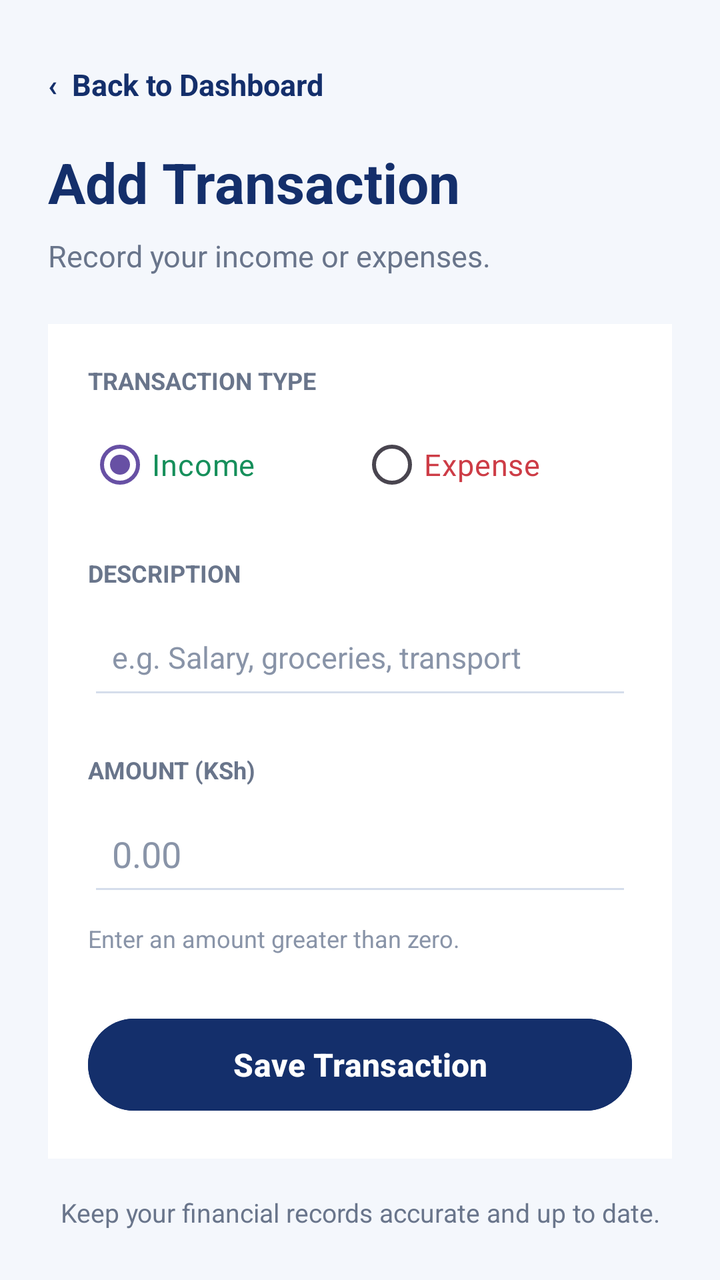
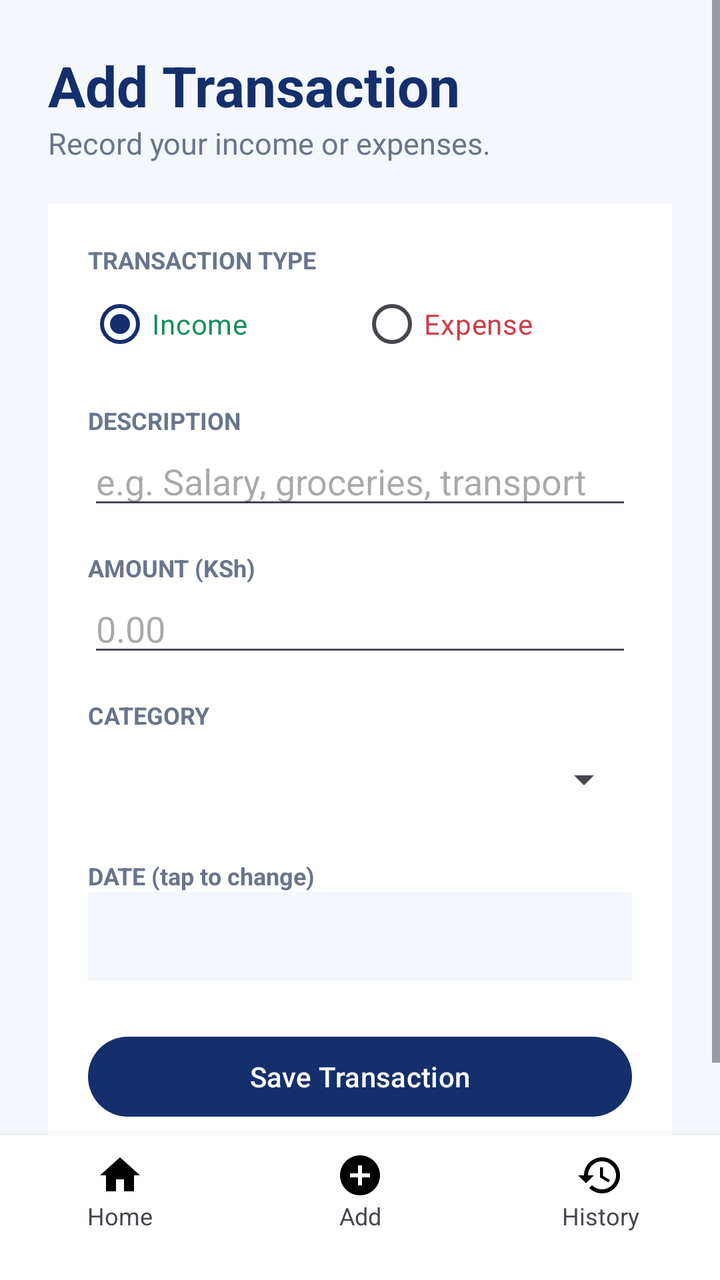

An Android layout rendered at two revisions. The XML below is the earlier revision; the diff shows what the commit changed to produce the second picture.
<!-- AndroidManifest.xml: application theme Theme.FinancialRecordManagement -->
<!-- res/layout/activity_add_transaction.xml -->
﻿<ScrollView xmlns:android="http://schemas.android.com/apk/res/android"
    android:layout_width="match_parent"
    android:layout_height="match_parent"
    android:background="#F4F7FC"
    android:fillViewport="true">

    <LinearLayout
        android:layout_width="match_parent"
        android:layout_height="wrap_content"
        android:orientation="vertical"
        android:padding="24dp">

        <TextView
            android:id="@+id/backButton"
            android:layout_width="wrap_content"
            android:layout_height="wrap_content"
            android:paddingTop="8dp"
            android:paddingBottom="20dp"
            android:text="‹  Back to Dashboard"
            android:textColor="#142F6B"
            android:textSize="15sp"
            android:textStyle="bold" />

        <TextView
            android:layout_width="match_parent"
            android:layout_height="wrap_content"
            android:text="Add Transaction"
            android:textColor="#142F6B"
            android:textSize="28sp"
            android:textStyle="bold" />

        <TextView
            android:layout_width="match_parent"
            android:layout_height="wrap_content"
            android:layout_marginTop="8dp"
            android:layout_marginBottom="24dp"
            android:text="Record your income or expenses."
            android:textColor="#69758B"
            android:textSize="15sp" />

        <LinearLayout
            android:layout_width="match_parent"
            android:layout_height="wrap_content"
            android:orientation="vertical"
            android:padding="20dp"
            android:background="#FFFFFF">

            <TextView
                android:layout_width="match_parent"
                android:layout_height="wrap_content"
                android:text="TRANSACTION TYPE"
                android:textColor="#69758B"
                android:textSize="12sp"
                android:textStyle="bold" />

            <RadioGroup
                android:id="@+id/transactionTypeGroup"
                android:layout_width="match_parent"
                android:layout_height="wrap_content"
                android:layout_marginTop="10dp"
                android:orientation="horizontal">

                <RadioButton
                    android:id="@+id/incomeRadio"
                    android:layout_width="0dp"
                    android:layout_height="wrap_content"
                    android:layout_weight="1"
                    android:checked="true"
                    android:buttonTint="#168F5B"
                    android:text="Income"
                    android:textColor="#168F5B"
                    android:textSize="15sp" />

                <RadioButton
                    android:id="@+id/expenseRadio"
                    android:layout_width="0dp"
                    android:layout_height="wrap_content"
                    android:layout_weight="1"
                    android:buttonTint="#CD3C46"
                    android:text="Expense"
                    android:textColor="#CD3C46"
                    android:textSize="15sp" />
            </RadioGroup>

            <TextView
                android:layout_width="match_parent"
                android:layout_height="wrap_content"
                android:layout_marginTop="22dp"
                android:text="DESCRIPTION"
                android:textColor="#69758B"
                android:textSize="12sp"
                android:textStyle="bold" />

            <EditText
                android:id="@+id/descriptionInput"
                android:layout_width="match_parent"
                android:layout_height="52dp"
                android:layout_marginTop="8dp"
                android:backgroundTint="#D5DDEB"
                android:hint="e.g. Salary, groceries, transport"
                android:inputType="textCapSentences"
                android:padding="12dp"
                android:textColor="#142F6B"
                android:textColorHint="#8994A8"
                android:textSize="15sp" />

            <TextView
                android:layout_width="match_parent"
                android:layout_height="wrap_content"
                android:layout_marginTop="22dp"
                android:text="AMOUNT (KSh)"
                android:textColor="#69758B"
                android:textSize="12sp"
                android:textStyle="bold" />

            <EditText
                android:id="@+id/amountInput"
                android:layout_width="match_parent"
                android:layout_height="52dp"
                android:layout_marginTop="8dp"
                android:backgroundTint="#D5DDEB"
                android:hint="0.00"
                android:inputType="numberDecimal"
                android:padding="12dp"
                android:textColor="#142F6B"
                android:textColorHint="#8994A8"
                android:textSize="18sp" />

            <TextView
                android:layout_width="match_parent"
                android:layout_height="wrap_content"
                android:layout_marginTop="8dp"
                android:text="Enter an amount greater than zero."
                android:textColor="#8994A8"
                android:textSize="12sp" />

            <Button
                android:id="@+id/saveTransactionButton"
                android:layout_width="match_parent"
                android:layout_height="54dp"
                android:layout_marginTop="28dp"
                android:backgroundTint="#142F6B"
                android:text="Save Transaction"
                android:textAllCaps="false"
                android:textColor="#FFFFFF"
                android:textSize="16sp"
                android:textStyle="bold" />

        </LinearLayout>

        <TextView
            android:layout_width="match_parent"
            android:layout_height="wrap_content"
            android:layout_marginTop="18dp"
            android:gravity="center"
            android:text="Keep your financial records accurate and up to date."
            android:textColor="#69758B"
            android:textSize="13sp" />

    </LinearLayout>

</ScrollView>
<!-- resources referenced by this layout -->
<resources>
  <style name="Theme.FinancialRecordManagement" parent="Base.Theme.FinancialRecordManagement" />
  <style name="Base.Theme.FinancialRecordManagement" parent="Theme.Material3.DayNight.NoActionBar">
          
          
      </style>
</resources>

<!-- the commit's change to res/layout/activity_add_transaction.xml (unified diff, before → after) -->
@@ -1,162 +1,199 @@
-﻿<ScrollView xmlns:android="http://schemas.android.com/apk/res/android"
+﻿<?xml version="1.0" encoding="utf-8"?>
+<LinearLayout xmlns:android="http://schemas.android.com/apk/res/android"
     android:layout_width="match_parent"
     android:layout_height="match_parent"
     android:background="#F4F7FC"
-    android:fillViewport="true">
+    android:orientation="vertical">
 
-    <LinearLayout
+    <ScrollView
         android:layout_width="match_parent"
-        android:layout_height="wrap_content"
-        android:orientation="vertical"
-        android:padding="24dp">
-
-        <TextView
-            android:id="@+id/backButton"
-            android:layout_width="wrap_content"
-            android:layout_height="wrap_content"
-            android:paddingTop="8dp"
-            android:paddingBottom="20dp"
-            android:text="‹  Back to Dashboard"
-            android:textColor="#142F6B"
-            android:textSize="15sp"
-            android:textStyle="bold" />
-
-        <TextView
-            android:layout_width="match_parent"
-            android:layout_height="wrap_content"
-            android:text="Add Transaction"
-            android:textColor="#142F6B"
-            android:textSize="28sp"
-            android:textStyle="bold" />
-
-        <TextView
-            android:layout_width="match_parent"
-            android:layout_height="wrap_content"
-            android:layout_marginTop="8dp"
-            android:layout_marginBottom="24dp"
-            android:text="Record your income or expenses."
-            android:textColor="#69758B"
-            android:textSize="15sp" />
+        android:layout_height="0dp"
+        android:layout_weight="1">
 
         <LinearLayout
             android:layout_width="match_parent"
             android:layout_height="wrap_content"
             android:orientation="vertical"
-            android:padding="20dp"
-            android:background="#FFFFFF">
+            android:padding="24dp"
+            android:paddingTop="40dp">
 
             <TextView
                 android:layout_width="match_parent"
                 android:layout_height="wrap_content"
-                android:text="TRANSACTION TYPE"
-                android:textColor="#69758B"
-                android:textSize="12sp"
+                android:text="Add Transaction"
+                android:textColor="#142F6B"
+                android:textSize="28sp"
                 android:textStyle="bold" />
-
-            <RadioGroup
-                android:id="@+id/transactionTypeGroup"
-                android:layout_width="match_parent"
-                android:layout_height="wrap_content"
-                android:layout_marginTop="10dp"
-                android:orientation="horizontal">
-
-                <RadioButton
-                    android:id="@+id/incomeRadio"
-                    android:layout_width="0dp"
-                    android:layout_height="wrap_content"
-                    android:layout_weight="1"
-                    android:checked="true"
-                    android:buttonTint="#168F5B"
-                    android:text="Income"
-                    android:textColor="#168F5B"
-                    android:textSize="15sp" />
-
-                <RadioButton
-                    android:id="@+id/expenseRadio"
-                    android:layout_width="0dp"
-                    android:layout_height="wrap_content"
-                    android:layout_weight="1"
-                    android:buttonTint="#CD3C46"
-                    android:text="Expense"
-                    android:textColor="#CD3C46"
-                    android:textSize="15sp" />
-            </RadioGroup>
 
             <TextView
                 android:layout_width="match_parent"
                 android:layout_height="wrap_content"
-                android:layout_marginTop="22dp"
-                android:text="DESCRIPTION"
+                android:layout_marginBottom="20dp"
+                android:text="Record your income or expenses."
                 android:textColor="#69758B"
-                android:textSize="12sp"
-                android:textStyle="bold" />
-
-            <EditText
-                android:id="@+id/descriptionInput"
-                android:layout_width="match_parent"
-                android:layout_height="52dp"
-                android:layout_marginTop="8dp"
-                android:backgroundTint="#D5DDEB"
-                android:hint="e.g. Salary, groceries, transport"
-                android:inputType="textCapSentences"
-                android:padding="12dp"
-                android:textColor="#142F6B"
-                android:textColorHint="#8994A8"
                 android:textSize="15sp" />
 
-            <TextView
+            <LinearLayout
                 android:layout_width="match_parent"
                 android:layout_height="wrap_content"
-                android:layout_marginTop="22dp"
-                android:text="AMOUNT (KSh)"
-                android:textColor="#69758B"
-                android:textSize="12sp"
-                android:textStyle="bold" />
+                android:background="#FFFFFF"
+                android:orientation="vertical"
+                android:padding="20dp">
 
-            <EditText
-                android:id="@+id/amountInput"
-                android:layout_width="match_parent"
-                android:layout_height="52dp"
-                android:layout_marginTop="8dp"
-                android:backgroundTint="#D5DDEB"
-                android:hint="0.00"
-                android:inputType="numberDecimal"
-                android:padding="12dp"
-                android:textColor="#142F6B"
-                android:textColorHint="#8994A8"
-                android:textSize="18sp" />
+                <TextView
+                    android:layout_width="match_parent"
+                    android:layout_height="wrap_content"
+                    android:text="TRANSACTION TYPE"
+                    android:textColor="#69758B"
+                    android:textSize="12sp"
+                    android:textStyle="bold" />
 
-            <TextView
-                android:layout_width="match_parent"
-                android:layout_height="wrap_content"
-                android:layout_marginTop="8dp"
-                android:text="Enter an amount greater than zero."
-                android:textColor="#8994A8"
-                android:textSize="12sp" />
+                <RadioGroup
+                    android:id="@+id/transactionTypeGroup"
+                    android:layout_width="match_parent"
+                    android:layout_height="wrap_content"
+                    android:orientation="horizontal">
 
-            <Button
-                android:id="@+id/saveTransactionButton"
-                android:layout_width="match_parent"
-                android:layout_height="54dp"
-                android:layout_marginTop="28dp"
-                android:backgroundTint="#142F6B"
-                android:text="Save Transaction"
-                android:textAllCaps="false"
-                android:textColor="#FFFFFF"
-                android:textSize="16sp"
-                android:textStyle="bold" />
+                    <RadioButton
+                        android:id="@+id/incomeRadio"
+                        android:layout_width="0dp"
+                        android:layout_height="wrap_content"
+                        android:layout_weight="1"
+                        android:checked="true"
+                        android:text="Income"
+                        android:textColor="#168F5B" />
 
+                    <RadioButton
+                        android:id="@+id/expenseRadio"
+                        android:layout_width="0dp"
+                        android:layout_height="wrap_content"
+                        android:layout_weight="1"
+                        android:text="Expense"
+                        android:textColor="#CD3C46" />
+                </RadioGroup>
+
+                <TextView
+                    android:layout_width="match_parent"
+                    android:layout_height="wrap_content"
+                    android:layout_marginTop="16dp"
+                    android:text="DESCRIPTION"
+                    android:textColor="#69758B"
+                    android:textSize="12sp"
+                    android:textStyle="bold" />
+
+                <EditText
+                    android:id="@+id/descriptionInput"
+                    android:layout_width="match_parent"
+                    android:layout_height="wrap_content"
+                    android:hint="e.g. Salary, groceries, transport"
+                    android:inputType="textCapSentences"
+                    android:maxLength="100"
+                    android:textColor="#142F6B" />
+
+                <TextView
+                    android:layout_width="match_parent"
+                    android:layout_height="wrap_content"
+                    android:layout_marginTop="16dp"
+                    android:text="AMOUNT (KSh)"
+                    android:textColor="#69758B"
+                    android:textSize="12sp"
+                    android:textStyle="bold" />
+
+                <EditText
+                    android:id="@+id/amountInput"
+                    android:layout_width="match_parent"
+                    android:layout_height="wrap_content"
+                    android:hint="0.00"
+                    android:inputType="numberDecimal"
+                    android:textColor="#142F6B" />
+
+                <TextView
+                    android:layout_width="match_parent"
+                    android:layout_height="wrap_content"
+                    android:layout_marginTop="16dp"
+                    android:text="CATEGORY"
+                    android:textColor="#69758B"
+                    android:textSize="12sp"
+                    android:textStyle="bold" />
+
+                <Spinner
+                    android:id="@+id/categorySpinner"
+                    android:layout_width="match_parent"
+                    android:layout_height="48dp" />
+
+                <TextView
+                    android:layout_width="match_parent"
+                    android:layout_height="wrap_content"
+                    android:layout_marginTop="16dp"
+                    android:text="DATE (tap to change)"
+                    android:textColor="#69758B"
+                    android:textSize="12sp"
+                    android:textStyle="bold" />
+
+                <TextView
+                    android:id="@+id/dateText"
+                    android:layout_width="match_parent"
+                    android:layout_height="wrap_content"
+                    android:background="#F4F7FC"
+                    android:padding="12dp"
+                    android:textColor="#142F6B"
+                    android:textSize="15sp" />
+
+                <Button
+                    android:id="@+id/saveTransactionButton"
+                    android:layout_width="match_parent"
+                    android:layout_height="wrap_content"
+                    android:layout_marginTop="24dp"
+                    android:text="Save Transaction" />
+
+            </LinearLayout>
         </LinearLayout>
+    </ScrollView>
 
-        <TextView
-            android:layout_width="match_parent"
-            android:layout_height="wrap_content"
-            android:layout_marginTop="18dp"
-            android:gravity="center"
-            android:text="Keep your financial records accurate and up to date."
-            android:textColor="#69758B"
-            android:textSize="13sp" />
+    <include layout="@layout/bottom_nav" />
 
-    </LinearLayout>
+</LinearLayout>
+<!-- res/layout/bottom_nav.xml (included above) -->
+<?xml version="1.0" encoding="utf-8"?>
+<LinearLayout xmlns:android="http://schemas.android.com/apk/res/android"
+    android:layout_width="match_parent"
+    android:layout_height="wrap_content"
+    android:background="#FFFFFF"
+    android:elevation="8dp"
+    android:orientation="horizontal"
+    android:paddingBottom="16dp">
 
-</ScrollView>
+    <TextView
+        android:id="@+id/navHome"
+        android:layout_width="0dp"
+        android:layout_height="wrap_content"
+        android:layout_weight="1"
+        android:drawableTop="@drawable/ic_home"
+        android:gravity="center"
+        android:padding="8dp"
+        android:text="Home"
+        android:textSize="12sp" />
+
+    <TextView
+        android:id="@+id/navAdd"
+        android:layout_width="0dp"
+        android:layout_height="wrap_content"
+        android:layout_weight="1"
+        android:drawableTop="@drawable/ic_add_circle"
+        android:gravity="center"
+        android:padding="8dp"
+        android:text="Add"
+        android:textSize="12sp" />
+
+    <TextView
+        android:id="@+id/navHistory"
+        android:layout_width="0dp"
+        android:layout_height="wrap_content"
+        android:layout_weight="1"
+        android:drawableTop="@drawable/ic_history"
+        android:gravity="center"
+        android:padding="8dp"
+        android:text="History"
+        android:textSize="12sp" />
+
+</LinearLayout>
<!-- resource entries referenced after the edit -->
@@ -1,9 +1,39 @@
 <!-- resources referenced by this layout -->
 <resources>
+  <!-- drawable ic_add_circle (drawable) -->
+  <vector xmlns:android="http://schemas.android.com/apk/res/android"
+      android:width="24dp"
+      android:height="24dp"
+      android:viewportWidth="24"
+      android:viewportHeight="24">
+      <path
+          android:fillColor="#FF000000"
+          android:pathData="M12,2C6.48,2 2,6.48 2,12s4.48,10 10,10 10,-4.48 10,-10S17.52,2 12,2zM17,13h-4v4h-2v-4H7v-2h4V7h2v4h4v2z" />
+  </vector>
+  <!-- drawable ic_history (drawable) -->
+  <vector xmlns:android="http://schemas.android.com/apk/res/android"
+      android:width="24dp"
+      android:height="24dp"
+      android:viewportWidth="24"
+      android:viewportHeight="24">
+      <path
+          android:fillColor="#FF000000"
+          android:pathData="M13,3c-4.97,0 -9,4.03 -9,9H1l3.89,3.89 0.07,0.14L9,12H6c0,-3.87 3.13,-7 7,-7s7,3.13 7,7 -3.13,7 -7,7c-1.93,0 -3.68,-0.79 -4.94,-2.06l-1.42,1.42C8.27,19.99 10.51,21 13,21c4.97,0 9,-4.03 9,-9s-4.03,-9 -9,-9zM12,8v5l4.28,2.54 0.72,-1.21 -3.5,-2.08V8H12z" />
+  </vector>
+  <!-- drawable ic_home (drawable) -->
+  <vector xmlns:android="http://schemas.android.com/apk/res/android"
+      android:width="24dp"
+      android:height="24dp"
+      android:viewportWidth="24"
+      android:viewportHeight="24">
+      <path
+          android:fillColor="#FF000000"
+          android:pathData="M10,20v-6h4v6h5v-8h3L12,3 2,12h3v8z" />
+  </vector>
   <style name="Theme.FinancialRecordManagement" parent="Base.Theme.FinancialRecordManagement" />
-  <style name="Base.Theme.FinancialRecordManagement" parent="Theme.Material3.DayNight.NoActionBar">
+  <style name="Base.Theme.FinancialRecordManagement" parent="Theme.Material3.Light.NoActionBar">
           
-          
+          <item name="colorPrimary">#142F6B</item>
       </style>
 </resources>
 
